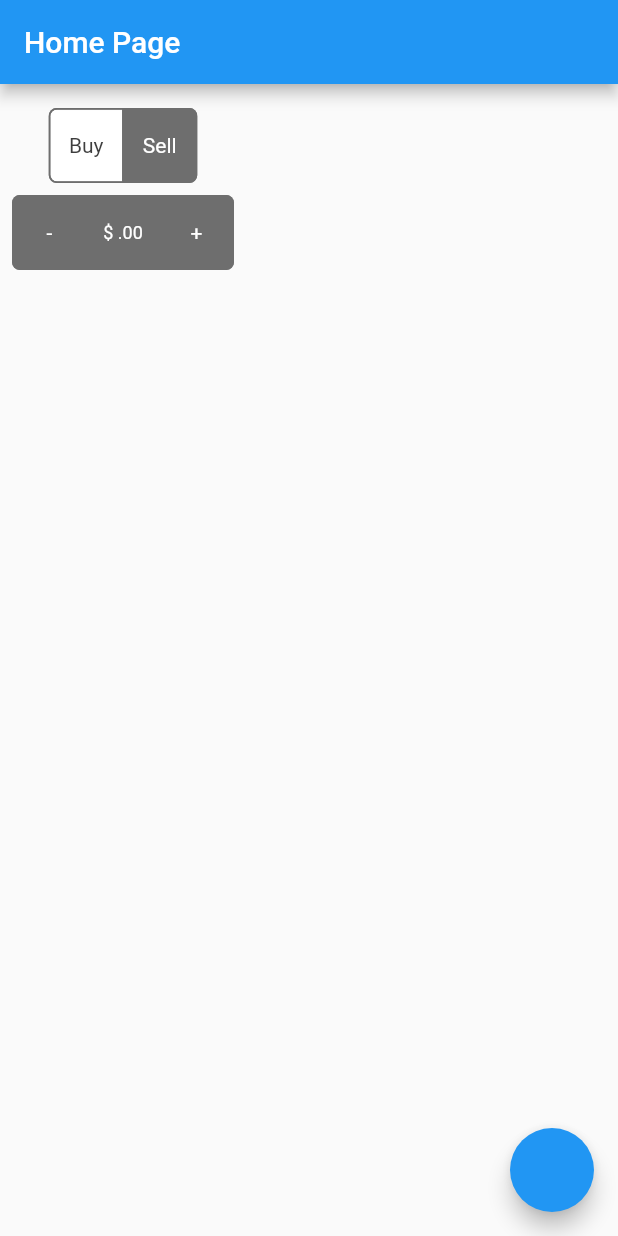
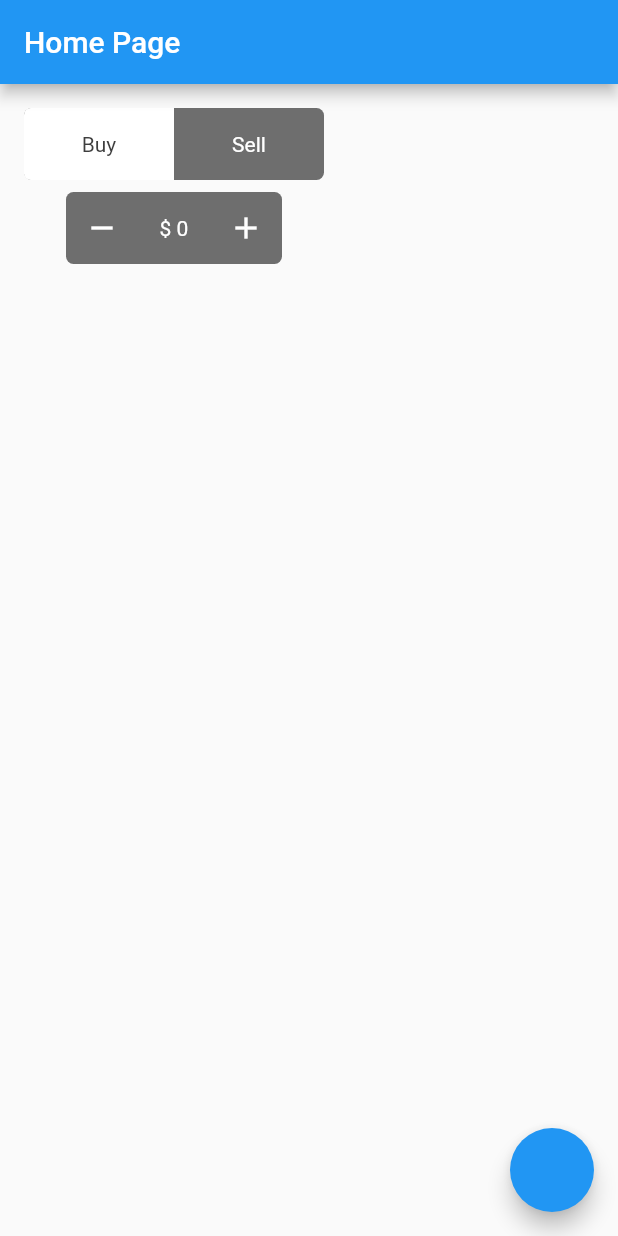
Before and after one commit to hamed-fs/flutter_binary_simple_app, a Flutter app: the screen it shows after launch, on a phone screen of 412 x 824 dp. Run offline on Flutter 3.47's test engine with Material 2 defaults, Android fonts, the phone set to English and light mode, and no system bars.

Commit message:
- minor refactor

```diff
--- a/lib/pages/home_page.dart
+++ b/lib/pages/home_page.dart
@@ -13,7 +13,7 @@ class HomePage extends StatefulWidget {
 }
 
 class _HomePageState extends State<HomePage> {
-  double stepperValue = 0;
+  double stepperValue = 0.0;
 
   @override
   Widget build(BuildContext context) {
@@ -35,12 +35,12 @@ class _HomePageState extends State<HomePage> {
               ValueStepper(
                 initialValue: stepperValue,
                 prefix: '\$',
-                stepSize: 100,
+                stepSize: 100.0,
                 callback: (value) => print(value),
               ),
             ],
           ),
         ),
-        floatingActionButton: FloatingActionButton(onPressed: () => setState(() => stepperValue = 1000)));
+        floatingActionButton: FloatingActionButton(onPressed: () => setState(() => stepperValue = 1000.0)));
   }
 }
--- a/lib/widgets/switch_button.dart
+++ b/lib/widgets/switch_button.dart
@@ -6,6 +6,7 @@ class SwitchButton extends StatefulWidget {
   final bool canDeselect;
   final int defaultSelection;
   final List<String> labels;
+  final double width;
 
   final void Function(int) callback;
 
@@ -13,6 +14,7 @@ class SwitchButton extends StatefulWidget {
     @required this.labels,
     this.defaultSelection = 0,
     this.canDeselect = false,
+    this.width = 200.0,
     this.callback,
   });
 
@@ -21,10 +23,13 @@ class SwitchButton extends StatefulWidget {
 }
 
 class _SwitchButtonState extends State<SwitchButton> {
+  double _width;
   List<bool> _isSelected;
 
   @override
   void initState() {
+    _width = widget.width / widget.labels.length;
+
     _initializeButtons();
 
     super.initState();
@@ -38,17 +43,28 @@ class _SwitchButtonState extends State<SwitchButton> {
         borderRadius: BorderRadius.all(Radius.circular(5.0)),
       ),
       child: ToggleButtons(
+        renderBorder: false,
         color: AppTheme.prominent,
         selectedColor: AppTheme.disabled,
         fillColor: AppTheme.prominent,
-        borderColor: AppTheme.lessProminent,
-        selectedBorderColor: AppTheme.lessProminent,
         borderRadius: BorderRadius.circular(5.0),
-        children: widget.labels.map((String label) => Text(label, style: AppTheme.buttom)).toList(),
-        onPressed: (int index) => setState(() {
-          _handleButtonSelection(index);
+        children: widget.labels
+            .map(
+              (String label) => Container(
+                width: _width,
+                child: Text(
+                  label,
+                  style: AppTheme.buttom,
+                  textAlign: TextAlign.center,
+                ),
+              ),
+            )
+            .toList(),
+        onPressed: (int index) {
           widget.callback(index);
-        }),
+
+          setState(() => _handleButtonSelection(index));
+        },
         isSelected: _isSelected,
       ),
     );
--- a/lib/widgets/value_stepper.dart
+++ b/lib/widgets/value_stepper.dart
@@ -10,6 +10,7 @@ const int INCREAMENT = 2;
 
 class ValueStepper extends StatefulWidget {
   final double initialValue;
+  final bool allowNegativeValue;
   final double stepSize;
   final String prefix;
   final NumberFormat numberFormat;
@@ -18,6 +19,7 @@ class ValueStepper extends StatefulWidget {
 
   const ValueStepper({
     this.initialValue = 0.0,
+    this.allowNegativeValue = false,
     this.stepSize = 1.0,
     this.prefix = '',
     this.numberFormat,
@@ -35,7 +37,7 @@ class _ValueStepperState extends State<ValueStepper> {
   @override
   void initState() {
     _value = widget.initialValue;
-    _numberFormat = widget.numberFormat ?? NumberFormat(',###.00');
+    _numberFormat = widget.numberFormat ?? NumberFormat(',##0');
 
     super.initState();
   }
@@ -55,33 +57,36 @@ class _ValueStepperState extends State<ValueStepper> {
         borderRadius: BorderRadius.all(Radius.circular(5.0)),
       ),
       child: ToggleButtons(
+        renderBorder: false,
         color: AppTheme.prominent,
-        borderColor: AppTheme.lessProminent,
         borderRadius: BorderRadius.circular(5.0),
         children: <Widget>[
-          Text('-', style: AppTheme.buttom),
-          Text('${widget.prefix} ${_numberFormat.format(_value)}', style: AppTheme.caption),
-          Text('+', style: AppTheme.buttom),
+          Icon(Icons.remove),
+          Container(child: Text('${widget.prefix} ${_numberFormat.format(_value)}', textAlign: TextAlign.center, style: AppTheme.buttom)),
+          Icon(Icons.add),
         ],
-        onPressed: (int index) => _doAction(index),
+        onPressed: (int index) => _react(index),
         isSelected: [false, false, false],
       ),
     );
   }
 
-  void _doAction(int index) {
+  void _react(int index) {
     switch (index) {
       case DECREAMENT:
         _value -= widget.stepSize;
+        _value = (_value < 0.0 && !widget.allowNegativeValue) ? 0.0 : _value;
+
+        setState(() => _value);
         break;
       case CALLBACK:
         widget.callback(_value);
         break;
       case INCREAMENT:
         _value += widget.stepSize;
+
+        setState(() => _value);
         break;
     }
-
-    setState(() => _value);
   }
 }
```
